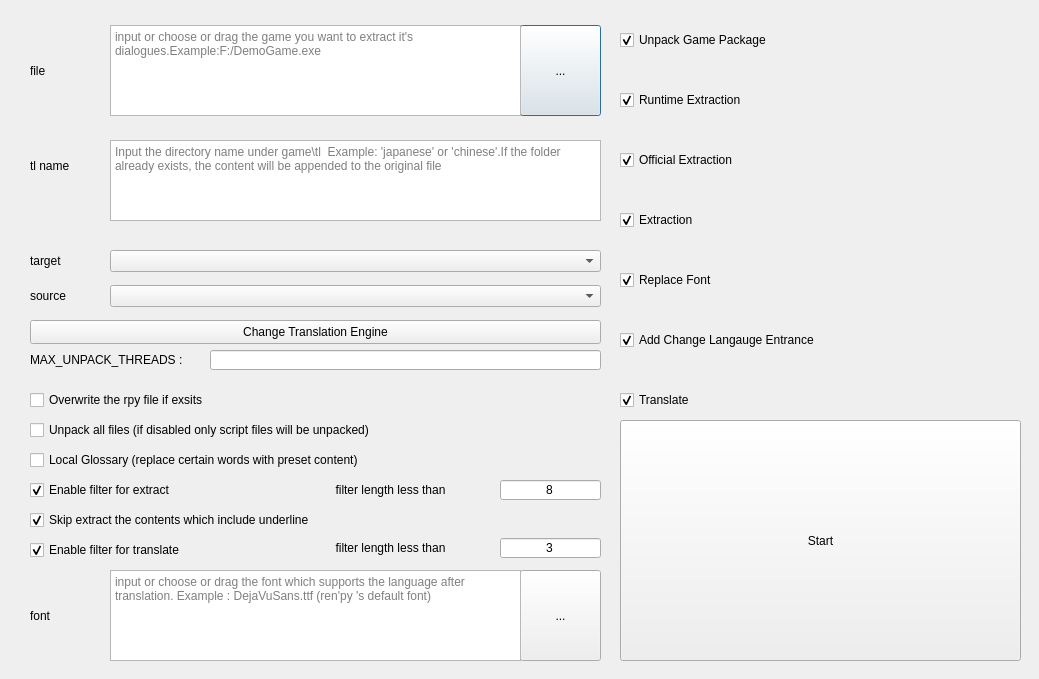
This is src/one_key_translate.ui in anonymousException/renpy-translator as Qt 5 draws it before an edit. The edited form follows.
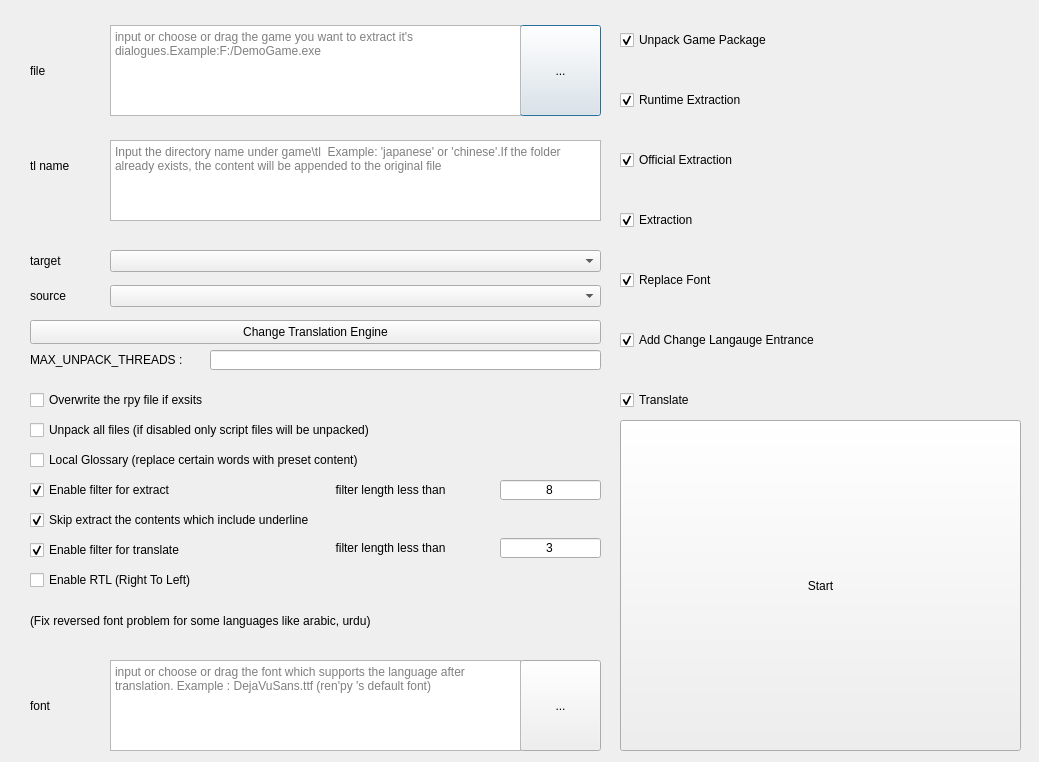
This is the edited form.

Commit message:
<fix> fix reversed font problem in some languages like arabic and improve filter for extraction
update version to v2.4.2

```diff
--- a/src/one_key_translate.ui
+++ b/src/one_key_translate.ui
@@ -7,7 +7,7 @@
     <x>0</x>
     <y>0</y>
     <width>1039</width>
-    <height>679</height>
+    <height>762</height>
    </rect>
   </property>
   <property name="windowTitle">
@@ -163,7 +163,7 @@
    <property name="geometry">
     <rect>
      <x>520</x>
-     <y>570</y>
+     <y>660</y>
      <width>81</width>
      <height>91</height>
     </rect>
@@ -176,7 +176,7 @@
    <property name="geometry">
     <rect>
      <x>30</x>
-     <y>600</y>
+     <y>690</y>
      <width>71</width>
      <height>31</height>
     </rect>
@@ -192,7 +192,7 @@
    <property name="geometry">
     <rect>
      <x>110</x>
-     <y>570</y>
+     <y>660</y>
      <width>411</width>
      <height>91</height>
     </rect>
@@ -351,7 +351,7 @@
      <x>620</x>
      <y>420</y>
      <width>401</width>
-     <height>241</height>
+     <height>331</height>
     </rect>
    </property>
    <property name="text">
@@ -493,6 +493,41 @@
     <bool>false</bool>
    </property>
   </widget>
+  <widget class="QCheckBox" name="rtlCheckBox">
+   <property name="geometry">
+    <rect>
+     <x>30</x>
+     <y>570</y>
+     <width>591</width>
+     <height>20</height>
+    </rect>
+   </property>
+   <property name="cursor">
+    <cursorShape>ArrowCursor</cursorShape>
+   </property>
+   <property name="toolTip">
+    <string/>
+   </property>
+   <property name="text">
+    <string>Enable RTL (Right To Left)</string>
+   </property>
+  </widget>
+  <widget class="QLabel" name="label_3">
+   <property name="geometry">
+    <rect>
+     <x>30</x>
+     <y>590</y>
+     <width>591</width>
+     <height>61</height>
+    </rect>
+   </property>
+   <property name="text">
+    <string>(Fix reversed font problem for some languages like arabic, urdu)</string>
+   </property>
+   <property name="wordWrap">
+    <bool>true</bool>
+   </property>
+  </widget>
  </widget>
  <resources/>
  <connections/>
```
The commit also changes 38 other files.
